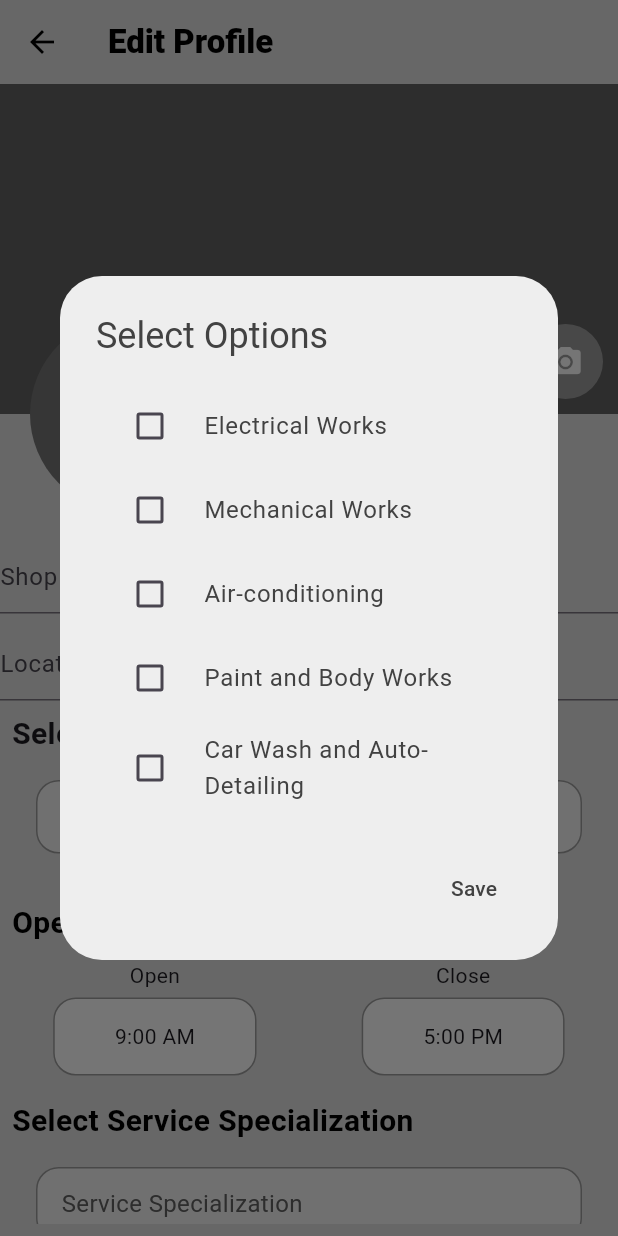
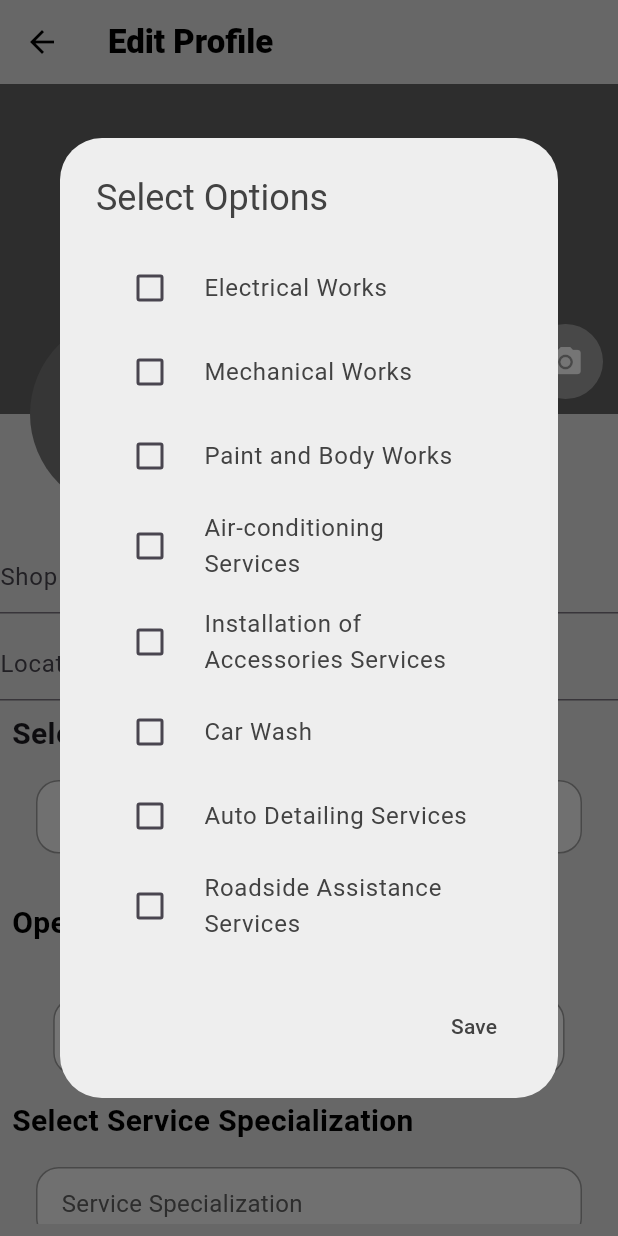
Before and after one commit to TechPyllars2024/AutoCareAutomotive, a Flutter app: the AutomotiveEditProfile screen opened directly, after a tap on "Service Specialization", on a phone screen of 412 x 824 dp. Run offline on Flutter 3.47's test engine with Material 3 defaults, Android fonts, the phone set to English and light mode, and no system bars; our stand-ins replace carousel_slider, cloud_firestore, curved_navigation_bar, file_picker, firebase_auth, firebase_core and 6 more; missing offline and left inert: flutter_pannable_rating_bar; accounts and stored records are empty.

Commit message:
feature_profile_management: updated the profile management

```diff
--- a/lib/ProfileManagement/screens/automotive_edit_profile.dart
+++ b/lib/ProfileManagement/screens/automotive_edit_profile.dart
@@ -3,6 +3,7 @@ import 'package:autocare_automotiveshops/ProfileManagement/widgets/button.dart';
 import 'package:autocare_automotiveshops/ProfileManagement/widgets/timeSelection.dart';
 import 'package:autocare_automotiveshops/ProfileManagement/widgets/dropdown.dart';
 import 'package:autocare_automotiveshops/ProfileManagement/widgets/daysOftheWeek.dart';
+import 'package:autocare_automotiveshops/Service%20Management/models/category_list.dart';
 import 'package:firebase_auth/firebase_auth.dart';
 import 'package:get/get.dart';
 import 'package:flutter/material.dart';
@@ -401,17 +402,10 @@ class _AutomotiveEditProfileState extends State<AutomotiveEditProfile> {
           ),
         ),
         CustomDropdown(
-          options: const [
-            'Electrical Works',
-            'Mechanical Works',
-            'Air-conditioning',
-            'Paint and Body Works',
-            'Car Wash and Auto-Detailing'
-          ],
+          options: CategoryList.categories,
           hintText: 'Service Specialization',
           controller: dropdownController,
           onSelectionChanged: (selectedOptions) {
-            print('Selected Options: $selectedOptions');
           },
         ),
       ],
@@ -443,7 +437,6 @@ class _AutomotiveEditProfileState extends State<AutomotiveEditProfile> {
           hintText: 'Select Days',
           controller: daysOfTheWeekController,
           onSelectionChanged: (selectedOptions) {
-            print('Selected Options: $selectedOptions');
           },
         ),
       ],
--- a/lib/ProfileManagement/widgets/profile_details.dart
+++ b/lib/ProfileManagement/widgets/profile_details.dart
@@ -36,7 +36,7 @@ class ProfileDetails extends StatelessWidget {
                 const SizedBox(width: 4),
                 // Convert the list to a comma-separated string if it's a list
                 Text(
-                  (profile?.daysOfTheWeek?.join(', ') ?? 'Days of the Week'),
+                  (profile?.daysOfTheWeek.join(', ') ?? 'Days of the Week'),
                   style: const TextStyle(fontSize: 15),
                 ),
               ],
@@ -58,7 +58,7 @@ class ProfileDetails extends StatelessWidget {
                 const SizedBox(width: 4),
                 // Ensure operationTime is a String
                 Text(
-                  (profile?.serviceSpecialization?.join(', ') ?? 'Specialization'
+                  (profile?.serviceSpecialization.join(', ') ?? 'Specialization'
                       ''),
                   style: const TextStyle(fontSize: 15),
                 ),
--- a/lib/ProfileManagement/widgets/timeSelection.dart
+++ b/lib/ProfileManagement/widgets/timeSelection.dart
@@ -5,13 +5,13 @@ class TimePickerDisplay extends StatefulWidget {
   final Function(TimeOfDay)? onTimeSelected;
 
   const TimePickerDisplay({
-    Key? key,
+    super.key,
     required this.initialTime,
     this.onTimeSelected,
-  }) : super(key: key);
+  });
 
   @override
-  _TimePickerDisplayState createState() => _TimePickerDisplayState();
+  State<TimePickerDisplay> createState() => _TimePickerDisplayState();
 }
 
 class _TimePickerDisplayState extends State<TimePickerDisplay> {
```
Also changed, not shown: pubspec.lock.
